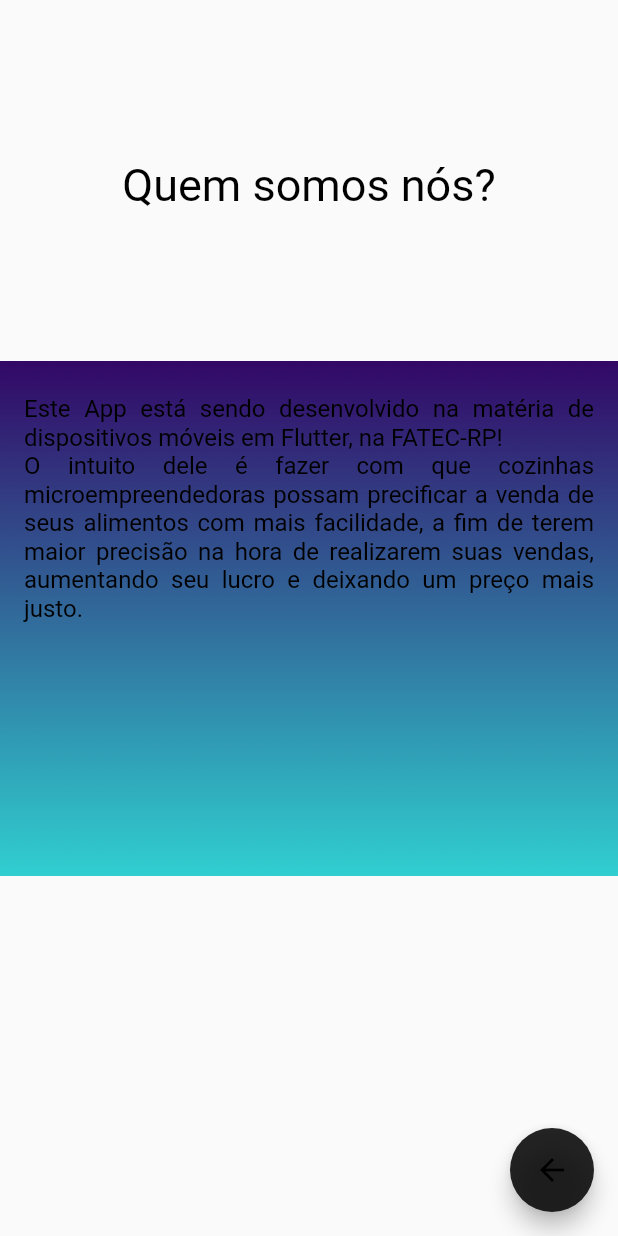
After one commit to Vidottolv/EzPrice, a Flutter app: the screen it shows after launch, after a tap on the "info" icon, on a phone screen of 412 x 824 dp. The commit adds this screen. Run offline on Flutter 3.47's test engine with Material 2 defaults, Android fonts, the light colour scheme and no system bars.

Commit message:
adição do "sobre nós" (falta pôr o grad na tela)

```diff
--- a/lib/main.dart
+++ b/lib/main.dart
@@ -66,7 +66,9 @@ class TelaPrincipal extends StatelessWidget {
                         SizedBox(height: 10),
                         Widgets().widgetSenha(),
                         SizedBox(height: 10),
-                        Widgets().widgetEntrar(context)
+                        Widgets().widgetEntrar(context),
+                        SizedBox(height: 30),
+                        Widgets().widgetSobreNos(context)
                       ])),
             )
           ])
--- /dev/null
+++ b/lib/view/Sobrenos.dart
@@ -0,0 +1,69 @@
+// ignore_for_file: prefer_const_constructors
+
+import 'package:flutter/material.dart';
+
+class Sobrenos extends StatelessWidget {
+  const Sobrenos({Key? key}) : super(key: key);
+
+  @override
+  Widget build(BuildContext context) {
+    return Scaffold(
+      body: Stack(
+        children: [
+          Container(
+            decoration: BoxDecoration(
+                image: DecorationImage(
+                    image: AssetImage('images/gradMorpheu.png'))),
+            width: double.infinity,
+            height: double.infinity,
+            alignment: Alignment.center,
+            child: Column(
+              mainAxisAlignment: MainAxisAlignment.center,
+              children: [
+                SizedBox(
+                  height: MediaQuery.of(context).size.height * 0.3,
+                  child: const Center(
+                    child: Text(
+                      'Quem somos nós?',
+                      style: TextStyle(
+                        color: Color.fromRGBO(0, 0, 0, 1),
+                        fontSize: 30,
+                      ),
+                    ),
+                  ),
+                ),
+                Expanded(
+                  child: Container(
+                    padding: const EdgeInsets.all(16),
+                    child: SingleChildScrollView(
+                      child: Text(
+                        '\t\tEste App está sendo desenvolvido na matéria de dispositivos móveis em Flutter, na FATEC-RP! \n\t\tO intuito dele é fazer com que cozinhas microempreendedoras possam precificar a venda de seus alimentos com mais facilidade, a fim de terem maior precisão na hora de realizarem suas vendas, aumentando seu lucro e deixando um preço mais justo.',
+                        textAlign: TextAlign.justify,
+                        style: TextStyle(
+                          color: Color.fromRGBO(0, 0, 0, 1),
+                          fontSize: 16,
+                        ),
+                      ),
+                    ),
+                  ),
+                ),
+              ],
+            ),
+          ),
+          Positioned(
+            bottom: 16,
+            right: 16,
+            child: FloatingActionButton(
+              backgroundColor: Color.fromRGBO(13, 12, 12, 0.9),
+              onPressed: () => Navigator.pop(context),
+              child: const Icon(
+                Icons.arrow_back,
+                color: Color.fromRGBO(0, 0, 0, 1),
+              ),
+            ),
+          ),
+        ],
+      ),
+    );
+  }
+}
--- a/lib/view/widgets.dart
+++ b/lib/view/widgets.dart
@@ -2,7 +2,7 @@
 
 //import 'package:app01_hello_world/esquecesenha.dart';
 import 'package:flutter/material.dart';
-//import 'package:app01_hello_world/sobrenos.dart';
+import 'package:ezprice/view/Sobrenos.dart';
 import 'package:ezprice/view/cadastro.dart';
 
 class Widgets extends StatelessWidget {
@@ -121,12 +121,12 @@ class Widgets extends StatelessWidget {
 
   widgetSobreNos(BuildContext context) {
     return InkWell(
-//      onTap: () {
-//        Navigator.push(
-//            context, MaterialPageRoute(builder: (context) => Sobrenos()));
-//      },
-//      child: Icon(Icons.info, color: Colors.black),
-        );
+      onTap: () {
+        Navigator.push(
+            context, MaterialPageRoute(builder: (context) => Sobrenos()));
+      },
+      child: Icon(Icons.info, color: Colors.black),
+    );
   }
 
   widgetNovaSenha() {
```
